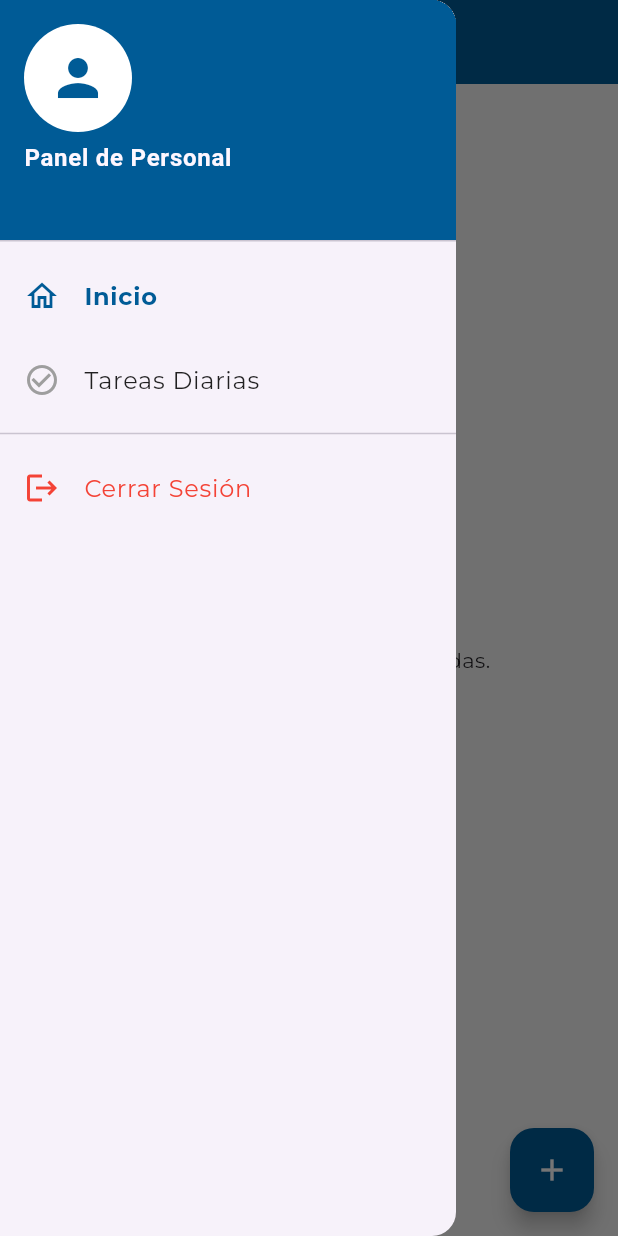
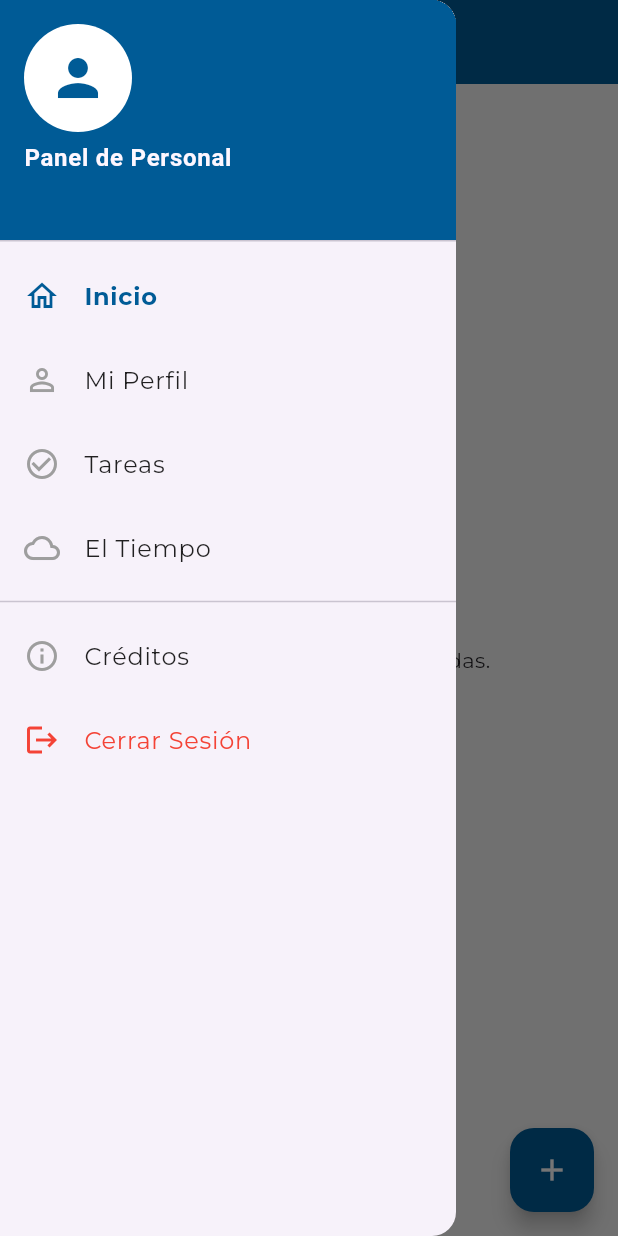
Before and after one commit to alejandrolsr/staff_connect, a Flutter app: the HomeScreen screen opened by its route, with the side drawer open, on a phone screen of 412 x 824 dp. Run offline on Flutter 3.47's test engine with Material 3 defaults, Android fonts, the phone set to English and light mode, and no system bars; our stand-ins replace cloud_firestore, firebase_auth, firebase_core, google_fonts, image_picker; accounts and stored records are empty.

Commit message:
Agrego pantallas Tiempo, Perfil y Creditos

```diff
--- a/lib/screens/home_screen.dart
+++ b/lib/screens/home_screen.dart
@@ -1,4 +1,4 @@
-import 'dart:io'; // Necesario para borrar archivos del móvil
+import 'dart:io';
 import 'package:flutter/material.dart';
 import 'package:firebase_auth/firebase_auth.dart';
 import 'package:cloud_firestore/cloud_firestore.dart';
@@ -38,17 +38,18 @@ class _HomeScreenState extends State<HomeScreen> {
   Future<void> _addIncident() async {
     if (_textController.text.isEmpty) return;
 
+    //Activamos la carga para bloquear la pantalla
     setState(() => _isLoading = true);
     Navigator.pop(context);
+
     try {
-      // Guardamos en Firestore
+      //Guardamos en Firestore
       await FirebaseFirestore.instance.collection('incidencias').add({
         'title': _textController.text,
         'userId': currentUser?.uid,
         'email': currentUser?.email,
         'isDone': false,
         'date': Timestamp.now(),
-        // Guardamos la ruta interna del archivo en el móvil
         'localImagePath': _selectedImage?.path,
       });
 
@@ -67,12 +68,13 @@ class _HomeScreenState extends State<HomeScreen> {
     }
   }
 
-  //BORRAR INCIDENCIA Y FOTO LOCAL
+  //BORRAR INCIDENCIA Y FOTO
   Future<void> _deleteIncident(
     String docId,
     bool isDone,
     String? imagePath,
   ) async {
+    //Función para borrar foto
     Future<void> deleteData() async {
       try {
         if (imagePath != null) {
@@ -83,7 +85,7 @@ class _HomeScreenState extends State<HomeScreen> {
           }
         }
 
-        //Borramos el documento de la base de datos
+        // Borramos el documento de la base de datos
         await FirebaseFirestore.instance
             .collection('incidencias')
             .doc(docId)
@@ -93,7 +95,7 @@ class _HomeScreenState extends State<HomeScreen> {
       }
     }
 
-    // Si ya está hecha, borramos directo. Si no, preguntamos.
+    // Si ya está marcada como hecha, borramos directamente. Si no, preguntamos.
     if (isDone) {
       await deleteData();
     } else {
@@ -112,8 +114,9 @@ class _HomeScreenState extends State<HomeScreen> {
             ElevatedButton(
               style: ElevatedButton.styleFrom(backgroundColor: Colors.red),
               onPressed: () async {
+                final navigator = Navigator.of(context);
                 await deleteData();
-                if (mounted) Navigator.pop(context);
+                navigator.pop();
               },
               child: const Text(
                 'Eliminar',
@@ -126,6 +129,7 @@ class _HomeScreenState extends State<HomeScreen> {
     }
   }
 
+  //CUADRO DE CREACIÓN INCIDENCIA
   void _showAddDialog() {
     _selectedImage = null; // Reseteamos la imagen al abrir
     showDialog(
@@ -146,7 +150,7 @@ class _HomeScreenState extends State<HomeScreen> {
                 ),
                 const SizedBox(height: 10),
 
-                // Previsualización en el diálogo
+                //Previsualización
                 if (_selectedImage != null)
                   Container(
                     height: 100,
@@ -210,22 +214,23 @@ class _HomeScreenState extends State<HomeScreen> {
   Widget build(BuildContext context) {
     return Scaffold(
       appBar: AppBar(
-        title: const Text(
-          'Mantenimiento',
-          style: TextStyle(fontSize: 16),
-        ),
+        title: const Text('Mantenimiento', style: TextStyle(fontSize: 16)),
         centerTitle: false,
       ),
       drawer: const SideMenu(currentPage: 'home'),
 
-      body: StreamBuilder<QuerySnapshot>(
+      body: Stack(
+        children: [
+          //LISTA DE INCIDENCIAS
+          StreamBuilder<QuerySnapshot>(
             stream: FirebaseFirestore.instance
                 .collection('incidencias')
                 .where('userId', isEqualTo: currentUser?.uid)
                 .snapshots(),
             builder: (context, snapshot) {
-          if (!snapshot.hasData)
+              if (!snapshot.hasData) {
                 return const Center(child: CircularProgressIndicator());
+              }
 
               final docs = snapshot.data!.docs;
               if (docs.isEmpty) {
@@ -242,7 +247,7 @@ class _HomeScreenState extends State<HomeScreen> {
                   final docId = docs[index].id;
                   final bool isDone = data['isDone'] ?? false;
 
-              // Recuperamos la ruta local de la foto
+                  //Recuperamos la ruta local de la foto
                   final String? localPath = data['localImagePath'];
                   File? imageFile;
                   if (localPath != null) {
@@ -260,14 +265,17 @@ class _HomeScreenState extends State<HomeScreen> {
                             width: double.infinity,
                             child: Image.file(imageFile, fit: BoxFit.cover),
                           )
-                    // Si hay ruta pero se borró el archivo, mostramos icono roto
+                        // Si encontramos la ruta pero se borró el archivo
                         else if (localPath != null)
                           Container(
                             height: 60,
                             width: double.infinity,
                             color: Colors.grey[300],
                             child: const Center(
-                          child: Icon(Icons.broken_image, color: Colors.grey),
+                              child: Icon(
+                                Icons.broken_image,
+                                color: Colors.grey,
+                              ),
                             ),
                           ),
 
@@ -309,6 +317,18 @@ class _HomeScreenState extends State<HomeScreen> {
               );
             },
           ),
+
+          //INDICADOR DE CARGA
+          if (_isLoading)
+            Container(
+              color: Colors.black45,
+              child: const Center(
+                child: CircularProgressIndicator(color: AppTheme.primary),
+              ),
+            ),
+        ],
+      ),
+
       floatingActionButton: FloatingActionButton(
         onPressed: _showAddDialog,
         child: const Icon(Icons.add),
--- a/lib/screens/task_screen.dart
+++ b/lib/screens/task_screen.dart
@@ -15,7 +15,7 @@ class _TaskScreenState extends State<TaskScreen> {
   String _dateString = "";
   late Timer _timer;
 
-  // Lista de tareas
+  //Lista de tareas
   List<Map<String, dynamic>> tasks = [
     {
       "title": "Inspección cuadros eléctricos Planta 1",
@@ -75,7 +75,7 @@ class _TaskScreenState extends State<TaskScreen> {
       drawer: const SideMenu(currentPage: 'tasks'),
       body: Column(
         children: [
-          // CABECERA HORA/FECHA
+          //CABECERA HORA y FECHA
           Container(
             width: double.infinity,
             padding: const EdgeInsets.all(20),
@@ -87,7 +87,7 @@ class _TaskScreenState extends State<TaskScreen> {
               ),
               boxShadow: [
                 BoxShadow(
-                  color: Colors.black.withOpacity(0.2),
+                  color: Colors.black.withValues(alpha: 0.2),
                   blurRadius: 10,
                   offset: const Offset(0, 5),
                 ),
--- a/lib/widgets/side_menu.dart
+++ b/lib/widgets/side_menu.dart
@@ -3,7 +3,6 @@ import 'package:firebase_auth/firebase_auth.dart';
 import '../theme/app_theme.dart';
 
 class SideMenu extends StatelessWidget {
-  // 1. Variable para saber en qué pantalla estamos
   final String currentPage;
 
   const SideMenu({super.key, required this.currentPage});
@@ -16,9 +15,13 @@ class SideMenu extends StatelessWidget {
       child: ListView(
         padding: EdgeInsets.zero,
         children: [
+          //CABECERA
           UserAccountsDrawerHeader(
             decoration: const BoxDecoration(color: AppTheme.primary),
-            accountName: const Text("Panel de Personal", style: TextStyle(fontWeight: FontWeight.bold)),
+            accountName: const Text(
+              "Panel de Personal",
+              style: TextStyle(fontWeight: FontWeight.bold),
+            ),
             accountEmail: Text(user?.email ?? "Invitado"),
             currentAccountPicture: const CircleAvatar(
               backgroundColor: Colors.white,
@@ -26,58 +29,128 @@ class SideMenu extends StatelessWidget {
             ),
           ),
 
-          // --- OPCIÓN INICIO ---
+          //INICIO
           ListTile(
-            leading: Icon(Icons.home_outlined,
-              color: currentPage == 'home' ? AppTheme.primary : Colors.grey),
-            title: Text('Inicio',
+            leading: Icon(
+              Icons.home_outlined,
+              color: currentPage == 'home' ? AppTheme.primary : Colors.grey,
+            ),
+            title: Text(
+              'Inicio',
               style: TextStyle(
-                color: currentPage == 'home' ? AppTheme.primary : Colors.black87,
-                fontWeight: currentPage == 'home' ? FontWeight.bold : FontWeight.normal
+                color: currentPage == 'home'
+                    ? AppTheme.primary
+                    : Colors.black87,
+                fontWeight: currentPage == 'home'
+                    ? FontWeight.bold
+                    : FontWeight.normal,
               ),
             ),
-            selected: currentPage == 'home', // Marca visualmente si estamos aquí
-            onTap: () {
-              // 1. Siempre cerramos el menú primero
-              Navigator.pop(context);
-
-              // 2. EL TRUCO: Solo navegamos si NO estamos ya en Home
-              if (currentPage != 'home') {
-                Navigator.pushReplacementNamed(context, 'home');
-              }
-            },
+            selected: currentPage == 'home',
+            onTap: () => _navigate(context, 'home'),
           ),
 
-          // --- OPCIÓN TAREAS ---
+          //PERFIL
           ListTile(
-            leading: Icon(Icons.check_circle_outline,
-              color: currentPage == 'tasks' ? AppTheme.primary : Colors.grey),
-            title: Text('Tareas Diarias',
+            leading: Icon(
+              Icons.person_outline,
+              color: currentPage == 'profile' ? AppTheme.primary : Colors.grey,
+            ),
+            title: Text(
+              'Mi Perfil',
               style: TextStyle(
-                color: currentPage == 'tasks' ? AppTheme.primary : Colors.black87,
-                fontWeight: currentPage == 'tasks' ? FontWeight.bold : FontWeight.normal
+                color: currentPage == 'profile'
+                    ? AppTheme.primary
+                    : Colors.black87,
+                fontWeight: currentPage == 'profile'
+                    ? FontWeight.bold
+                    : FontWeight.normal,
+              ),
+            ),
+            selected: currentPage == 'profile',
+            onTap: () => _navigate(context, 'profile'),
+          ),
+
+          //TAREAS
+          ListTile(
+            leading: Icon(
+              Icons.check_circle_outline,
+              color: currentPage == 'tasks' ? AppTheme.primary : Colors.grey,
+            ),
+            title: Text(
+              'Tareas',
+              style: TextStyle(
+                color: currentPage == 'tasks'
+                    ? AppTheme.primary
+                    : Colors.black87,
+                fontWeight: currentPage == 'tasks'
+                    ? FontWeight.bold
+                    : FontWeight.normal,
               ),
             ),
             selected: currentPage == 'tasks',
-            onTap: () {
-              Navigator.pop(context);
-              // Solo navegamos si NO estamos ya en Tasks
-              if (currentPage != 'tasks') {
-                Navigator.pushReplacementNamed(context, 'tasks');
-              }
-            },
+            onTap: () => _navigate(context, 'tasks'),
+          ),
+
+          //TIEMPO
+          ListTile(
+            leading: Icon(
+              Icons.cloud_outlined,
+              color: currentPage == 'weather' ? AppTheme.primary : Colors.grey,
+            ),
+            title: Text(
+              'El Tiempo',
+              style: TextStyle(
+                color: currentPage == 'weather'
+                    ? AppTheme.primary
+                    : Colors.black87,
+                fontWeight: currentPage == 'weather'
+                    ? FontWeight.bold
+                    : FontWeight.normal,
+              ),
+            ),
+            selected: currentPage == 'weather',
+            onTap: () => _navigate(context, 'weather'),
           ),
 
           const Divider(),
 
+          //CRÉDITOS
+          ListTile(
+            leading: Icon(
+              Icons.info_outline,
+              color: currentPage == 'credits' ? AppTheme.primary : Colors.grey,
+            ),
+            title: Text(
+              'Créditos',
+              style: TextStyle(
+                color: currentPage == 'credits'
+                    ? AppTheme.primary
+                    : Colors.black87,
+                fontWeight: currentPage == 'credits'
+                    ? FontWeight.bold
+                    : FontWeight.normal,
+              ),
+            ),
+            selected: currentPage == 'credits',
+            onTap: () => _navigate(context, 'credits'),
+          ),
+
+          //SALIR
           ListTile(
             leading: const Icon(Icons.logout, color: Colors.red),
-            title: const Text('Cerrar Sesión', style: TextStyle(color: Colors.red)),
+            title: const Text(
+              'Cerrar Sesión',
+              style: TextStyle(color: Colors.red),
+            ),
             onTap: () async {
               await FirebaseAuth.instance.signOut();
               if (context.mounted) {
-                // Usamos pushNamedAndRemoveUntil para borrar todo el historial al salir
-                Navigator.pushNamedAndRemoveUntil(context, 'login', (route) => false);
+                Navigator.pushNamedAndRemoveUntil(
+                  context,
+                  'login',
+                  (route) => false,
+                );
               }
             },
           ),
@@ -85,4 +158,12 @@ class SideMenu extends StatelessWidget {
       ),
     );
   }
+
+  //Función para navegar limpio
+  void _navigate(BuildContext context, String routeName) {
+    Navigator.pop(context);
+    if (currentPage != routeName) {
+      Navigator.pushReplacementNamed(context, routeName);
+    }
+  }
 }
```
Also changed, not shown: lib/main.dart (+7 -3 lines), lib/routes/app_routes.dart (+10 -0 lines), lib/screens/credits_screen.dart (added, +61 -0 lines), lib/screens/login_screen.dart (+23 -22 lines), lib/screens/profile_screen.dart (added, +40 -0 lines), lib/screens/splash_screen.dart (+5 -5 lines), lib/screens/weather_screen.dart (added, +25 -0 lines), 1 other file. Lines whose indentation alone changed are shown as unchanged.
